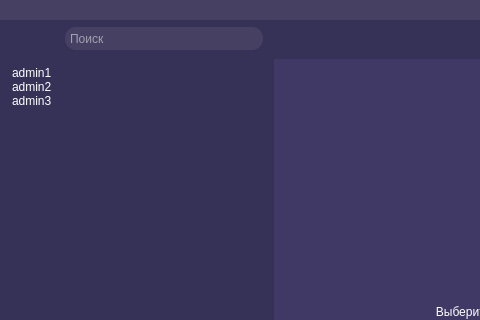
Old version of the form client/GUI/UI_MainWindow.ui in the repository Vityshha/desktop-messenger; both pictures show x 0 to 480 and y 0 to 320 of the 800 by 600 pixel window.
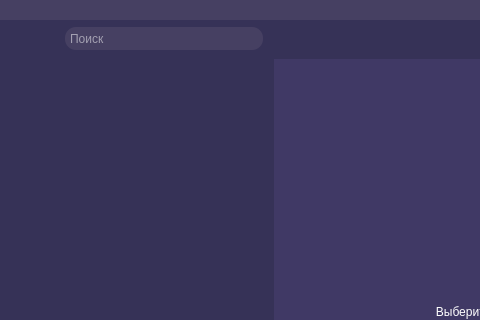
New version of the form. Icons and pictures are not drawn.

```diff
--- a/client/GUI/UI_MainWindow.ui
+++ b/client/GUI/UI_MainWindow.ui
@@ -354,21 +354,6 @@
                   <property name="verticalScrollBarPolicy">
                    <enum>Qt::ScrollBarAlwaysOff</enum>
                   </property>
-                  <item>
-                   <property name="text">
-                    <string>admin1</string>
-                   </property>
-                  </item>
-                  <item>
-                   <property name="text">
-                    <string>admin2</string>
-                   </property>
-                  </item>
-                  <item>
-                   <property name="text">
-                    <string>admin3</string>
-                   </property>
-                  </item>
                  </widget>
                 </item>
                </layout>
```
